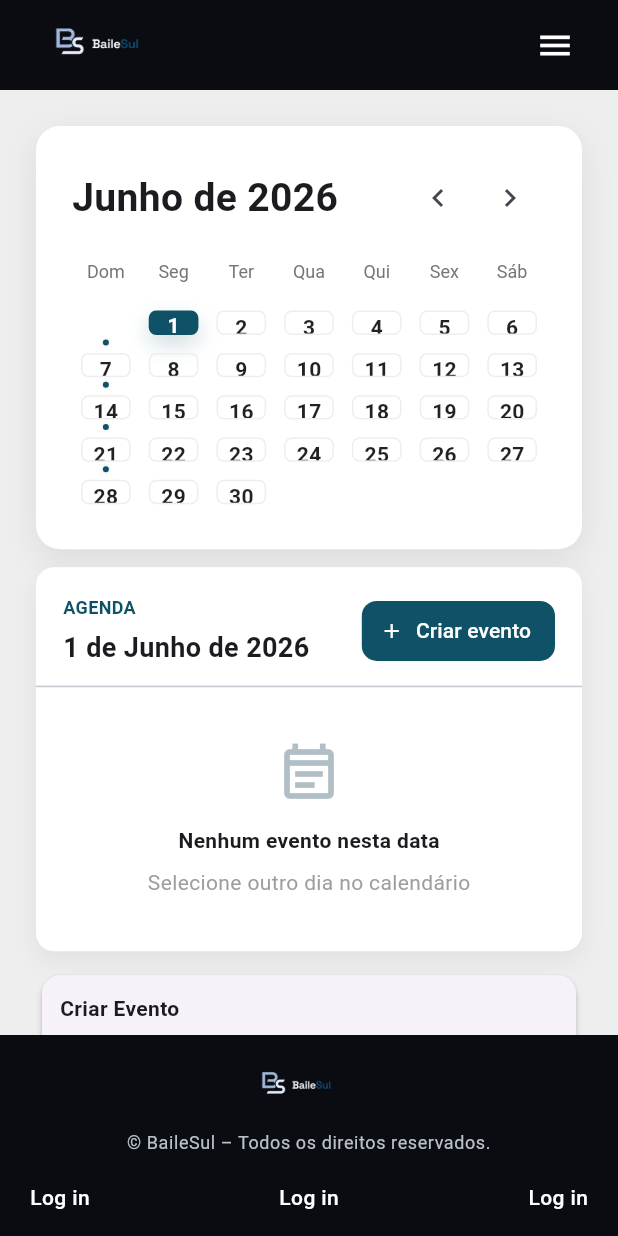
After one commit to JoaoPilger/BaileSul, a Flutter app: the CalendarioPage screen opened directly, on a phone screen of 412 x 824 dp. The commit adds this screen. Run offline on Flutter 3.47's test engine with Material 3 defaults, Android fonts, the phone set to English and light mode, and no system bars; our stand-ins replace shared_preferences; accounts and stored records are empty; network calls fail.

Commit message:
Calendario

```diff
--- /dev/null
+++ b/mobile/lib/calendario_preview.dart
@@ -0,0 +1,34 @@
+import 'package:flutter/material.dart';
+
+import 'navigation/app_navigator.dart';
+import 'paginas/configuracoes.dart';
+import 'paginas/calendario.dart';
+import 'paginas/criar_editar_evento.dart';
+import 'paginas/login.dart';
+import 'paginas/meus_eventos.dart';
+import 'paginas/meus_ingressos.dart';
+
+void main() {
+  runApp(const _CalendarioPreviewApp());
+}
+
+class _CalendarioPreviewApp extends StatelessWidget {
+  const _CalendarioPreviewApp({Key? key}) : super(key: key);
+
+  @override
+  Widget build(BuildContext context) {
+    return MaterialApp(
+      navigatorKey: appNavigatorKey,
+      title: 'Preview - Calendário',
+      debugShowCheckedModeBanner: false,
+      home: const CalendarioPage(),
+      routes: {
+        '/login': (_) => const LoginScreen(),
+        '/meus-ingressos': (_) => const MeusIngressosPage(),
+        '/meus-eventos': (_) => const MeusEventosPage(),
+        '/configuracoes': (_) => const ConfiguracoesPage(),
+        '/criar-evento': (_) => const CriarEditarEventoPage(),
+      },
+    );
+  }
+}
--- /dev/null
+++ b/mobile/lib/paginas/calendario.dart
@@ -0,0 +1,338 @@
+import 'package:flutter/material.dart';
+
+import '../widgets/mobile_app_menu.dart';
+import '../widgets/mobile_footer.dart';
+import '../widgets/mobile_header.dart';
+
+class CalendarioPage extends StatefulWidget {
+  const CalendarioPage({Key? key}) : super(key: key);
+
+  @override
+  State<CalendarioPage> createState() => _CalendarioPageState();
+}
+
+class _CalendarioPageState extends State<CalendarioPage> {
+  DateTime _visibleMonth = DateTime.now();
+  DateTime _selectedDate = DateTime.now();
+
+  final _tituloCtrl = TextEditingController();
+  final _localCtrl = TextEditingController();
+  final _descricaoCtrl = TextEditingController();
+
+  static const _monthNames = [
+    'Janeiro',
+    'Fevereiro',
+    'Março',
+    'Abril',
+    'Maio',
+    'Junho',
+    'Julho',
+    'Agosto',
+    'Setembro',
+    'Outubro',
+    'Novembro',
+    'Dezembro'
+  ];
+
+  @override
+  void dispose() {
+    _tituloCtrl.dispose();
+    _localCtrl.dispose();
+    _descricaoCtrl.dispose();
+    super.dispose();
+  }
+
+  void _prevMonth() {
+    setState(() {
+      _visibleMonth = DateTime(_visibleMonth.year, _visibleMonth.month - 1);
+    });
+  }
+
+  void _nextMonth() {
+    setState(() {
+      _visibleMonth = DateTime(_visibleMonth.year, _visibleMonth.month + 1);
+    });
+  }
+
+  void _showMenu() {
+    MobileAppMenu.show(
+      context,
+      entries: MobileAppMenu.entries(
+        context,
+        incluirInicio: true,
+      ),
+    );
+  }
+
+  List<Widget> _buildDayHeaders() {
+    const labels = ['Dom', 'Seg', 'Ter', 'Qua', 'Qui', 'Sex', 'Sáb'];
+    return labels.map((l) => Center(child: Text(l, style: const TextStyle(fontSize: 12)))).toList();
+  }
+
+  List<DateTime?> _computeCalendarDays(DateTime month) {
+    final first = DateTime(month.year, month.month, 1);
+    final daysInMonth = DateTime(month.year, month.month + 1, 0).day;
+    final startWeekday = first.weekday % 7; // Sunday=0
+
+    final totalSlots = ((startWeekday + daysInMonth) / 7).ceil() * 7;
+    final days = <DateTime?>[];
+    for (var i = 0; i < totalSlots; i++) {
+      final dayIndex = i - startWeekday + 1;
+      if (dayIndex < 1 || dayIndex > daysInMonth) {
+        days.add(null);
+      } else {
+        days.add(DateTime(month.year, month.month, dayIndex));
+      }
+    }
+    return days;
+  }
+
+  Widget _buildCalendarCard() {
+    final days = _computeCalendarDays(_visibleMonth);
+    final monthLabel = '${_monthNames[_visibleMonth.month - 1]} de ${_visibleMonth.year}';
+    final accent = const Color(0xFF0F5166);
+
+    return Container(
+      decoration: BoxDecoration(
+        color: Colors.white,
+        borderRadius: BorderRadius.circular(16),
+        boxShadow: [BoxShadow(color: Colors.black.withOpacity(0.08), blurRadius: 18, offset: const Offset(0, 6))],
+      ),
+      padding: const EdgeInsets.all(24),
+      child: Stack(
+        clipBehavior: Clip.none,
+        children: [
+          Column(
+            crossAxisAlignment: CrossAxisAlignment.start,
+            children: [
+              Row(
+                children: [
+                  Expanded(
+                    child: Text(
+                      monthLabel,
+                      style: const TextStyle(fontSize: 26, fontWeight: FontWeight.w700),
+                      overflow: TextOverflow.ellipsis,
+                    ),
+                  ),
+                  Row(children: [IconButton(onPressed: _prevMonth, icon: const Icon(Icons.chevron_left)), IconButton(onPressed: _nextMonth, icon: const Icon(Icons.chevron_right))])
+                ],
+              ),
+              const SizedBox(height: 18),
+              GridView.count(
+                shrinkWrap: true,
+                physics: const NeverScrollableScrollPhysics(),
+                crossAxisCount: 7,
+                childAspectRatio: 3,
+                children: _buildDayHeaders()
+                    .map((w) => Center(child: DefaultTextStyle(style: TextStyle(color: Colors.grey.shade600, fontSize: 12), child: w)))
+                    .toList(),
+              ),
+              const SizedBox(height: 12),
+              GridView.builder(
+                shrinkWrap: true,
+                physics: const NeverScrollableScrollPhysics(),
+                itemCount: days.length,
+                gridDelegate: const SliverGridDelegateWithFixedCrossAxisCount(crossAxisCount: 7, childAspectRatio: 1.6),
+                itemBuilder: (context, index) {
+                  final d = days[index];
+                  if (d == null) return const SizedBox.shrink();
+                  final isToday = DateTime.now().year == d.year && DateTime.now().month == d.month && DateTime.now().day == d.day;
+                  final isSelected = d.year == _selectedDate.year && d.month == _selectedDate.month && d.day == _selectedDate.day;
+
+                  return GestureDetector(
+                    onTap: () => setState(() => _selectedDate = d),
+                    child: Container(
+                      margin: const EdgeInsets.all(6),
+                      decoration: BoxDecoration(
+                        borderRadius: BorderRadius.circular(5),
+                        border: isSelected ? null : Border.all(color: Colors.grey.shade200, width: 1),
+                      ),
+                      child: AspectRatio(
+                        aspectRatio: 1,
+                        child: Stack(
+                          alignment: Alignment.center,
+                          clipBehavior: Clip.none,
+                          children: [
+                            if (isSelected)
+                              Positioned.fill(
+                                child: Container(
+                                  decoration: BoxDecoration(
+                                    color: accent,
+                                    borderRadius: BorderRadius.circular(5),
+                                    boxShadow: [BoxShadow(color: accent.withOpacity(0.2), blurRadius: 12, offset: const Offset(0, 6))],
+                                  ),
+                                ),
+                              ),
+                            Positioned.fill(
+                              child: Center(
+                                child: Text(
+                                  '${d.day}',
+                                  style: TextStyle(
+                                    color: isSelected ? Colors.white : (isToday ? accent : Colors.black87),
+                                    fontWeight: FontWeight.w600,
+                                  ),
+                                ),
+                              ),
+                            ),
+                            if ((d.day % 7 == 0 || d.day % 14 == 0))
+                              Positioned(
+                                top: -10,
+                                left: 0,
+                                right: 0,
+                                child: Center(
+                                  child: Container(
+                                    width: 4,
+                                    height: 4,
+                                    decoration: BoxDecoration(
+                                      color: accent,
+                                      shape: BoxShape.circle,
+                                      boxShadow: [BoxShadow(color: Colors.black.withOpacity(0.12), blurRadius: 2)],
+                                    ),
+                                  ),
+                                ),
+                              ),
+                          ],
+                        ),
+                      ),
+                    ),
+                  );
+                },
+              ),
+            ],
+          ),
+        ],
+      ),
+    );
+  }
+
+  Widget _buildEventsCard() {
+    final formatted = '${_selectedDate.day} de ${_monthNames[_selectedDate.month - 1]} de ${_selectedDate.year}';
+    final accent = const Color(0xFF0F5166);
+
+    return Container(
+      width: 340,
+      decoration: BoxDecoration(color: Colors.white, borderRadius: BorderRadius.circular(12), boxShadow: [BoxShadow(color: Colors.black.withOpacity(0.06), blurRadius: 14, offset: const Offset(0, 6))]),
+      child: Column(
+        crossAxisAlignment: CrossAxisAlignment.stretch,
+        children: [
+          Padding(
+            padding: const EdgeInsets.fromLTRB(18, 18, 18, 12),
+            child: Row(
+              mainAxisAlignment: MainAxisAlignment.spaceBetween,
+              children: [
+                Column(crossAxisAlignment: CrossAxisAlignment.start, children: [Text('AGENDA', style: TextStyle(color: accent, fontSize: 12, fontWeight: FontWeight.w700)), const SizedBox(height: 6), Text(formatted, style: const TextStyle(fontSize: 18, fontWeight: FontWeight.w700))]),
+                Container(
+                  height: 40,
+                  decoration: BoxDecoration(color: accent, borderRadius: BorderRadius.circular(10)),
+                  child: TextButton.icon(onPressed: () {}, icon: const Icon(Icons.add, color: Colors.white, size: 16), label: const Text('Criar evento', style: TextStyle(color: Colors.white))),
+                )
+              ],
+            ),
+          ),
+          const Divider(height: 1),
+          Padding(
+            padding: const EdgeInsets.symmetric(vertical: 36.0, horizontal: 18),
+            child: Column(children: [Icon(Icons.event_note_outlined, size: 44, color: Colors.blueGrey.shade200), const SizedBox(height: 12), const Text('Nenhum evento nesta data', style: TextStyle(fontWeight: FontWeight.w600)), const SizedBox(height: 8), Text('Selecione outro dia no calendário', style: TextStyle(color: Colors.grey.shade500))]),
+          )
+        ],
+      ),
+    );
+  }
+
+  Widget _buildCreateEventCard() {
+    return Card(
+      shape: RoundedRectangleBorder(borderRadius: BorderRadius.circular(12)),
+      elevation: 2,
+      child: Padding(
+        padding: const EdgeInsets.all(12.0),
+        child: Column(
+          crossAxisAlignment: CrossAxisAlignment.stretch,
+          children: [
+            const Text('Criar Evento', style: TextStyle(fontWeight: FontWeight.bold)),
+            const SizedBox(height: 12),
+            _buildInputField(_tituloCtrl, 'Campo de input'),
+            _buildInputField(_localCtrl, 'Campo de input'),
+            _buildInputField(_descricaoCtrl, 'Campo de input'),
+            _buildInputField(TextEditingController(), 'Campo de input'),
+            _buildInputField(TextEditingController(), 'Campo de input'),
+            const SizedBox(height: 12),
+            Container(
+              height: 160,
+              decoration: BoxDecoration(color: Colors.blueGrey.shade200, borderRadius: BorderRadius.circular(8)),
+              child: const Center(child: Text('imagem do evento')),
+            ),
+            const SizedBox(height: 12),
+            ElevatedButton(
+              onPressed: () {
+                ScaffoldMessenger.of(context).showSnackBar(const SnackBar(content: Text('Evento criado (simulado)')));
+              },
+              child: const Text('Finalizar'),
+              style: ElevatedButton.styleFrom(backgroundColor: Colors.blueGrey.shade900),
+            )
+          ],
+        ),
+      ),
+    );
+  }
+
+  Widget _buildInputField(TextEditingController controller, String hint) {
+    return Padding(
+      padding: const EdgeInsets.symmetric(vertical: 6.0),
+      child: Container(
+        height: 40,
+        decoration: BoxDecoration(color: Colors.blueGrey.shade100, borderRadius: BorderRadius.circular(6)),
+        child: Padding(
+          padding: const EdgeInsets.symmetric(horizontal: 8.0),
+          child: Center(child: TextField(controller: controller, decoration: InputDecoration(border: InputBorder.none, hintText: hint))),
+        ),
+      ),
+    );
+  }
+
+  @override
+  Widget build(BuildContext context) {
+    return Scaffold(
+      backgroundColor: Colors.grey.shade200,
+      body: Column(
+        children: [
+          MobileHeader(onMenuPressed: _showMenu),
+          Expanded(
+            child: SingleChildScrollView(
+              padding: const EdgeInsets.all(24.0),
+              child: Center(
+                child: ConstrainedBox(
+                  constraints: const BoxConstraints(maxWidth: 1200),
+                  child: LayoutBuilder(
+                    builder: (context, constraints) {
+                      final isWide = constraints.maxWidth > 1000;
+                      return isWide
+                          ? Row(
+                              crossAxisAlignment: CrossAxisAlignment.start,
+                              children: [
+                                Expanded(child: _buildCalendarCard()),
+                                const SizedBox(width: 24),
+                                _buildEventsCard(),
+                              ],
+                            )
+                          : Column(
+                              crossAxisAlignment: CrossAxisAlignment.stretch,
+                              children: [
+                                _buildCalendarCard(),
+                                const SizedBox(height: 12),
+                                _buildEventsCard(),
+                                const SizedBox(height: 12),
+                                _buildCreateEventCard(),
+                              ],
+                            );
+                    },
+                  ),
+                ),
+              ),
+            ),
+          ),
+          const MobileFooter(),
+        ],
+      ),
+    );
+  }
+}
--- a/mobile/lib/widgets/mobile_footer.dart
+++ b/mobile/lib/widgets/mobile_footer.dart
@@ -12,8 +12,8 @@ class FooterNavLink {
 class MobileFooter extends StatelessWidget {
   const MobileFooter({
     super.key,
-    this.logoHeight = 88,
-    this.horizontalPadding = 20,
+    this.logoHeight = 40,
+    this.horizontalPadding = 16,
     this.navLinks = const [
       FooterNavLink(label: 'Log in'),
       FooterNavLink(label: 'Log in'),
@@ -47,9 +47,9 @@ class MobileFooter extends StatelessWidget {
         child: Padding(
           padding: EdgeInsets.fromLTRB(
             horizontalPadding,
-            28,
+            14,
             horizontalPadding,
-            20,
+            12,
           ),
           child: Column(
             mainAxisSize: MainAxisSize.min,
@@ -59,7 +59,7 @@ class MobileFooter extends StatelessWidget {
                 height: logoHeight,
                 fit: BoxFit.contain,
               ),
-              const SizedBox(height: 20),
+              const SizedBox(height: 10),
               Text(
                 '© BaileSul – Todos os direitos reservados.',
                 textAlign: TextAlign.center,
@@ -68,7 +68,7 @@ class MobileFooter extends StatelessWidget {
                       height: 1.35,
                     ),
               ),
-              const SizedBox(height: 24),
+              const SizedBox(height: 14),
               Row(
                 children: [
                   Expanded(
--- a/mobile/lib/widgets/mobile_header.dart
+++ b/mobile/lib/widgets/mobile_header.dart
@@ -7,8 +7,8 @@ class MobileHeader extends StatelessWidget {
   const MobileHeader({
     super.key,
     this.onMenuPressed,
-    this.logoHeight = 206,
-    this.horizontalPadding = 36,
+    this.logoHeight = 48,
+    this.horizontalPadding = 20,
   });
 
   static const Color backgroundColor = Color(0xFF0A0C12);
```
